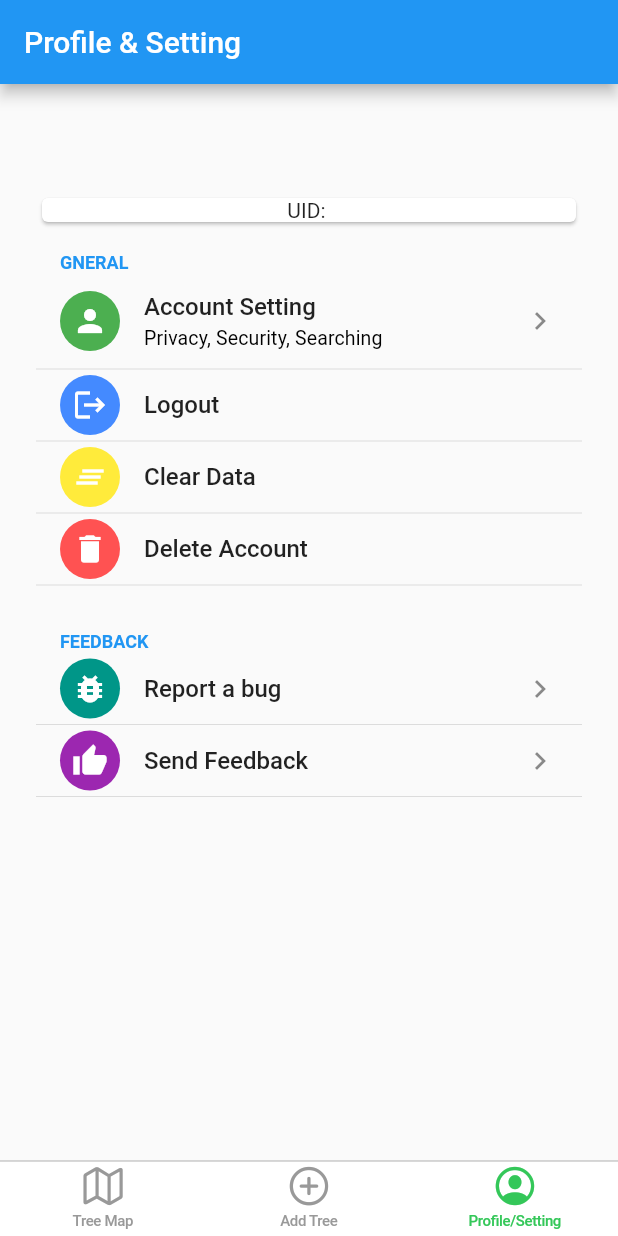
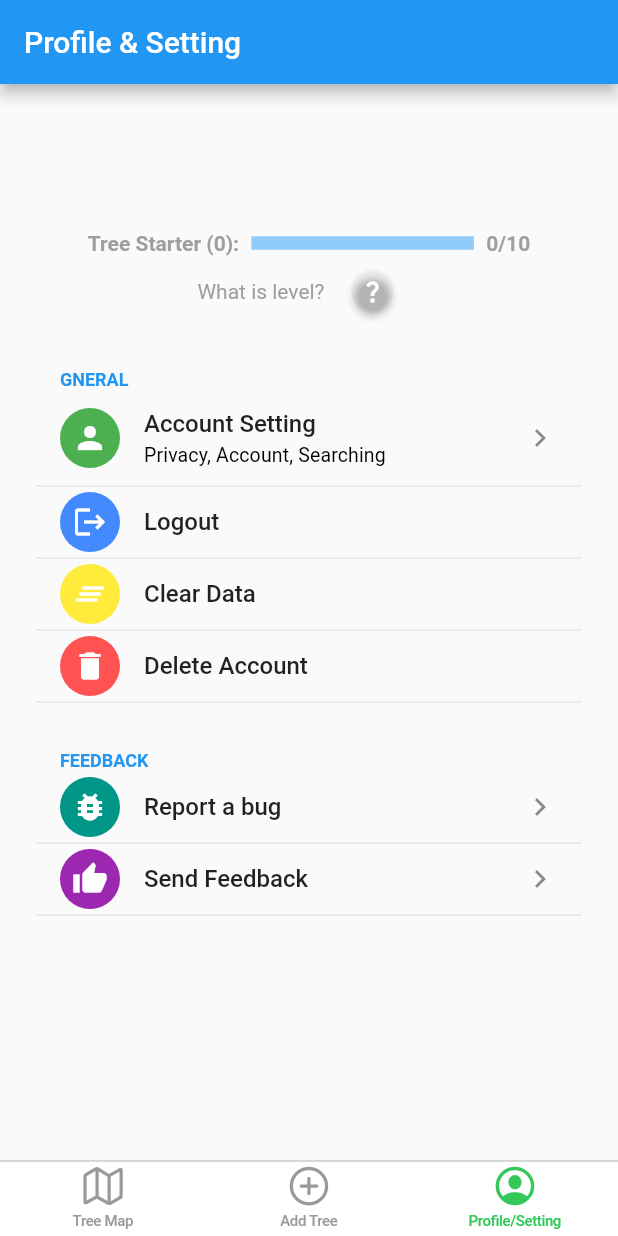
Before and after one commit to billzhao1030/Urban-Forest, a Flutter app: the HomeScreen screen opened directly, item 3 of the bottom bar chosen, on a phone screen of 412 x 824 dp. Run offline on Flutter 3.47's test engine with Material 2 defaults, Android fonts, the phone set to English and light mode, and no system bars; drawn by our look-alikes of flutter_settings_screens; our stand-ins replace animated_splash_screen, camera, cloud_firestore, firebase_auth, firebase_core, geocoding and 6 more; accounts and stored records are empty.

Commit message:
linear bar for level

```diff
--- a/lib/provider/user.dart
+++ b/lib/provider/user.dart
@@ -38,6 +38,38 @@ class UserAccount {
     }
   }
 
+  double get levelProgress {
+    return thisLevelProgress / thisLevelTotal;
+  }
+
+  int get thisLevelTotal {
+    if (levelPoints < 10) {
+      return 10;
+    } else if (levelPoints < 30) {
+      return 20;
+    } else if (levelPoints < 70) {
+      return 40;
+    } else if (levelPoints < 150) {
+      return 80;
+    } else {
+      return 9999;
+    }
+  }
+
+  int get thisLevelProgress {
+    if (levelPoints < 10) {
+      return levelPoints;
+    } else if (levelPoints < 30) {
+      return levelPoints - 10;
+    } else if (levelPoints < 70) {
+      return levelPoints - 30;
+    } else if (levelPoints < 150) {
+      return levelPoints - 70;
+    } else {
+      return levelPoints - 150;
+    }
+  }
+
   UserAccount();
 
   void profileToDebug() {
--- a/lib/view/main_function/profile/account_setting.dart
+++ b/lib/view/main_function/profile/account_setting.dart
@@ -1,3 +1,5 @@
+import 'dart:developer';
+
 import 'package:flutter/material.dart';
 import 'package:flutter_settings_screens/flutter_settings_screens.dart';
 import 'package:urban_forest/reusable_widgets/reusable_methods.dart';
@@ -11,10 +13,15 @@ class AccountPage extends StatefulWidget {
 
 class _AccountPageState extends State<AccountPage> {
   @override
+  void initState() {
+    super.initState();
+  }
+
+  @override
   Widget build(BuildContext context) {
     return SimpleSettingsTile(
       title: 'Account Setting',
-      subtitle: 'Privacy, Security, Searching',
+      subtitle: 'Privacy, Account, Searching',
       leading: settingIcon(Icons.person, Colors.green),
       child: SettingsScreen(
         children: [
--- a/lib/view/main_function/profile/profile.dart
+++ b/lib/view/main_function/profile/profile.dart
@@ -62,7 +62,11 @@ class _UserProfileState extends State<UserProfile> {
           Text(
             widget.user.userName,
             textAlign: TextAlign.center,
-            style: const TextStyle(fontWeight: FontWeight.bold, fontSize: 24)
+            style: const TextStyle(
+              fontWeight: FontWeight.bold,
+              fontSize: 26,
+              fontStyle: FontStyle.italic
+            )
           ),
           const SizedBox(height: 4,),
           Text(
@@ -73,13 +77,64 @@ class _UserProfileState extends State<UserProfile> {
             ),
           ),
 
-          Card(
-            child: Column(
-              children: [
-                Text("UID: ${widget.user.uid}")
-              ]
-            )
+          const SizedBox(height: 24,),
+          Row(
+            crossAxisAlignment: CrossAxisAlignment.center,
+            mainAxisAlignment: MainAxisAlignment.center,
+            children: [
+              Text(
+                "${widget.user.levelName} (${widget.user.levelPoints}):",
+                style: const TextStyle(
+                  color: Colors.grey,
+                  fontWeight: FontWeight.bold
+                ),
+              ),
+              SizedBox(
+                width: MediaQuery.of(context).size.width * 0.4,
+                child: Transform.scale(
+                  scale: 0.9,
+                  child: LinearProgressIndicator(
+                    value: widget.user.levelProgress,
+                    minHeight: 10,
+                  ),
+                ),
+              ),
+              Text(
+                "${widget.user.thisLevelProgress}/${widget.user.thisLevelTotal}",
+                style: const TextStyle(
+                  color: Colors.grey,
+                  fontWeight: FontWeight.bold
+                ),
+              ),
+            ],
           ),
+
+          Row(
+            mainAxisAlignment: MainAxisAlignment.center,
+            children: [
+              const Text("What is level?", style: TextStyle(color: Colors.grey),),
+              Transform.scale(
+                scale: 0.75,
+                child: ElevatedButton(
+                  onPressed: () {
+                    debugState("what is level?");
+                    //TODO: implement hint
+                  },
+                  child: const Icon(
+                    Icons.question_mark_outlined,
+                    color: Colors.white,
+                  ),
+                  style: ElevatedButton.styleFrom(
+                    shape: const CircleBorder(),
+                    primary: const Color.fromARGB(1, 1, 1, 1),
+                  ),
+                ),
+              ),
+            ],
+          ),
+
+          const SizedBox(height: 12,),
+
           SettingsGroup(
             title: "GNERAL",
             children: <Widget>[
@@ -90,7 +145,7 @@ class _UserProfileState extends State<UserProfile> {
             ]
           ),
 
-          const SizedBox(height: 15,),
+          const SizedBox(height: 16,),
 
           SettingsGroup(
             title: "Feedback",
@@ -131,6 +186,7 @@ class _UserProfileState extends State<UserProfile> {
     leading: settingIcon(Icons.delete, Colors.redAccent),
     onTap: () {
       debugState("Delete Account");
+
     },
   );
 
```
